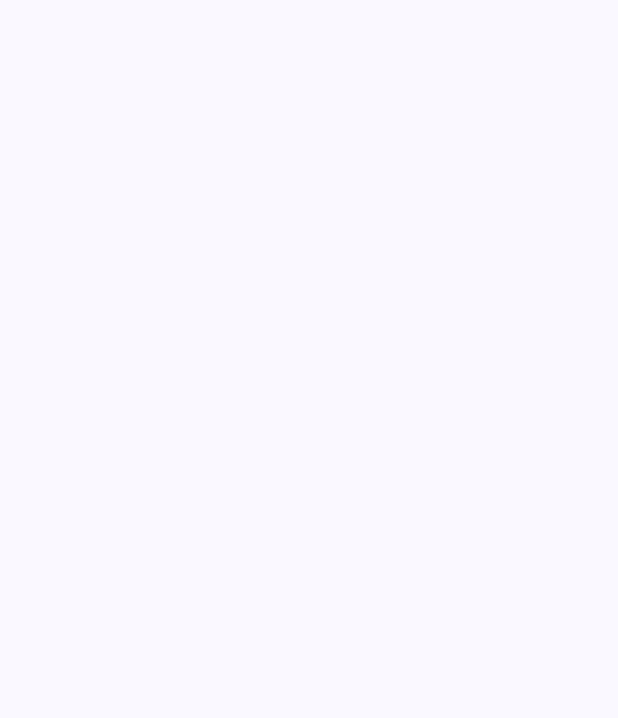
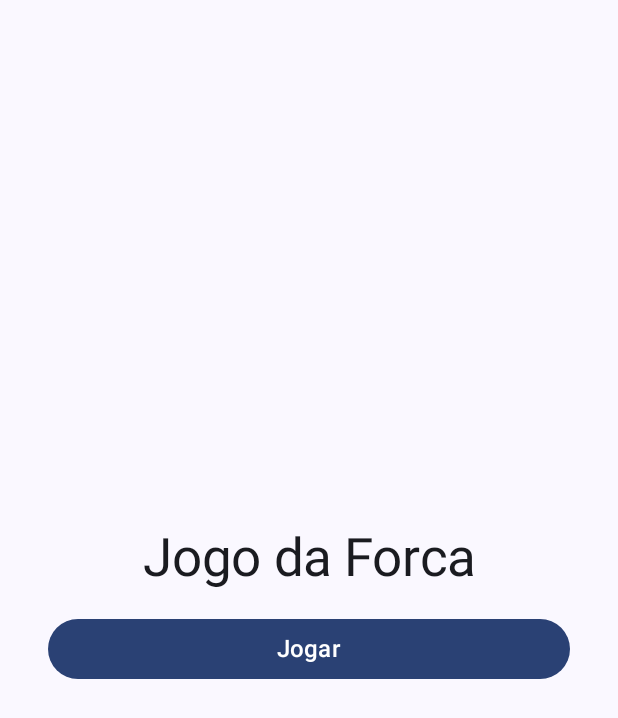
Before and after one commit to Geada99/JogoDaForca, an Android app built with Jetpack Compose: the screen it shows after launch (MainActivity), on a phone screen of 412 x 824 dp. Before the commit the part shown is empty. Shown: the top 718 px of the screen. Run offline under Robolectric (Android 15) with nearby library versions, the phone set to English and light mode, and no system bars.

```diff
--- a/app/build.gradle.kts
+++ b/app/build.gradle.kts
@@ -59,6 +59,8 @@ dependencies {
     implementation(libs.androidx.ui.graphics)
     implementation(libs.androidx.ui.tooling.preview)
     implementation(libs.androidx.material3)
+    implementation(libs.androidx.navigation.runtime.ktx)
+    implementation(libs.androidx.navigation.compose)
     testImplementation(libs.junit)
     androidTestImplementation(libs.androidx.junit)
     androidTestImplementation(libs.androidx.espresso.core)
--- a/app/src/main/java/com/example/jogodaforca/MainActivity.kt
+++ b/app/src/main/java/com/example/jogodaforca/MainActivity.kt
@@ -1,38 +1,37 @@
 package com.example.jogodaforca
 
 import android.os.Bundle
-import android.widget.ImageView
 import androidx.activity.ComponentActivity
 import androidx.activity.compose.setContent
-import androidx.compose.foundation.layout.fillMaxSize
-import androidx.compose.material3.MaterialTheme
-import androidx.compose.material3.Surface
-import androidx.compose.material3.Text
+import androidx.compose.foundation.layout.*
+import androidx.compose.foundation.rememberScrollState
+import androidx.compose.foundation.verticalScroll
+import androidx.compose.material3.*
 import androidx.compose.runtime.Composable
+import androidx.compose.ui.Alignment
 import androidx.compose.ui.Modifier
+import androidx.compose.ui.res.dimensionResource
+import androidx.compose.ui.res.stringResource
 import androidx.compose.ui.tooling.preview.Preview
+import androidx.compose.ui.unit.dp
+import androidx.compose.ui.unit.sp
+import androidx.navigation.NavController
+import androidx.navigation.compose.NavHost
+import androidx.navigation.compose.composable
+import androidx.navigation.compose.rememberNavController
 import com.example.jogodaforca.ui.theme.JogoDaForcaTheme
-import androidx.compose.foundation.background
-import androidx.compose.foundation.layout.Arrangement
-import androidx.compose.foundation.layout.Column
-import androidx.compose.foundation.layout.fillMaxWidth
-import androidx.compose.foundation.layout.padding
-import androidx.compose.foundation.layout.safeDrawingPadding
-import androidx.compose.foundation.layout.statusBarsPadding
-import androidx.compose.foundation.layout.wrapContentHeight
-import androidx.compose.foundation.rememberScrollState
-import androidx.compose.foundation.text.KeyboardActions
-import androidx.compose.foundation.text.KeyboardOptions
-import androidx.compose.foundation.verticalScroll
 
 class MainActivity : ComponentActivity() {
     override fun onCreate(savedInstanceState: Bundle?) {
         super.onCreate(savedInstanceState)
         setContent {
             JogoDaForcaTheme {
-                // A surface container using the 'background' color from the theme
                 Surface(modifier = Modifier.fillMaxSize(), color = MaterialTheme.colorScheme.background) {
-
+                    val navController = rememberNavController()
+                    NavHost(navController, startDestination = "home") {
+                        composable("home") { GameScreen(navController) }
+                        composable("game") { GameLayoutScreen() }
+                    }
                 }
             }
         }
@@ -40,15 +39,78 @@ class MainActivity : ComponentActivity() {
 }
 
 @Composable
-fun GameScreen() {
+fun GameScreen(navController: NavController) {
+    val mediumPadding = dimensionResource(R.dimen.padding_medium)
 
+    Column(
+        modifier = Modifier
+            .statusBarsPadding()
+            .verticalScroll(rememberScrollState())
+            .safeDrawingPadding()
+            .padding(mediumPadding),
+        verticalArrangement = Arrangement.Center,
+        horizontalAlignment = Alignment.CenterHorizontally
+    ) {
+        Text(
+            text = stringResource(R.string.app_name),
+            style = MaterialTheme.typography.titleLarge,
+            fontSize = 35.sp
+        )
+        Column(
+            modifier = Modifier
+                .fillMaxWidth()
+                .padding(mediumPadding),
+            verticalArrangement = Arrangement.spacedBy(mediumPadding),
+            horizontalAlignment = Alignment.CenterHorizontally
+        ) {
+            Button(
+                modifier = Modifier.fillMaxWidth(),
+                onClick = {
+                    navController.navigate("game")
+                }
+            ) {
+                Text(
+                    text = stringResource(R.string.play),
+                    fontSize = 16.sp
+                )
+            }
+        }
+    }
 }
 
 @Composable
-fun GameStatus(){
+fun GameLayoutScreen() {
+    val mediumPadding = dimensionResource(R.dimen.padding_medium)
 
+    Column(
+        modifier = Modifier
+            .fillMaxSize()
+            .padding(mediumPadding),
+        verticalArrangement = Arrangement.spacedBy(mediumPadding),
+        horizontalAlignment = Alignment.CenterHorizontally
+    ) {
+        GameLayout()
+    }
 }
+
 @Composable
 fun GameLayout(modifier: Modifier = Modifier) {
+    val mediumPadding = dimensionResource(R.dimen.padding_medium)
 
+    Column(
+        verticalArrangement = Arrangement.spacedBy(mediumPadding),
+        horizontalAlignment = Alignment.CenterHorizontally,
+        modifier = modifier.padding(mediumPadding)
+    ) {
+        Text("Game Layout")
+    }
 }
+
+@Preview(showBackground = true)
+@Composable
+fun GameScreenPreview() {
+    JogoDaForcaTheme {
+        val navController = rememberNavController()
+        GameScreen(navController)
+    }
+}
--- /dev/null
+++ b/app/src/main/res/values/dimens.xml
@@ -0,0 +1,4 @@
+<?xml version="1.0" encoding="utf-8"?>
+<resources>
+    <dimen name="padding_medium">16dp</dimen>
+</resources>
--- a/app/src/main/res/values/strings.xml
+++ b/app/src/main/res/values/strings.xml
@@ -1,3 +1,7 @@
 <resources>
     <string name="app_name">Jogo da Forca</string>
+    <string name="submit">Enviar</string>
+    <string name="play">Jogar</string>
+    <string name="skip">Pular</string>
+    <string name="score">Pontuação: %d</string>
 </resources>
--- a/gradle/libs.versions.toml
+++ b/gradle/libs.versions.toml
@@ -8,6 +8,8 @@ espressoCore = "3.5.1"
 lifecycleRuntimeKtx = "2.8.0"
 activityCompose = "1.9.0"
 composeBom = "2023.08.00"
+navigationRuntimeKtx = "2.7.7"
+navigationCompose = "2.7.7"
 
 [libraries]
 androidx-core-ktx = { group = "androidx.core", name = "core-ktx", version.ref = "coreKtx" }
@@ -24,6 +26,8 @@ androidx-ui-tooling-preview = { group = "androidx.compose.ui", name = "ui-toolin
 androidx-ui-test-manifest = { group = "androidx.compose.ui", name = "ui-test-manifest" }
 androidx-ui-test-junit4 = { group = "androidx.compose.ui", name = "ui-test-junit4" }
 androidx-material3 = { group = "androidx.compose.material3", name = "material3" }
+androidx-navigation-runtime-ktx = { group = "androidx.navigation", name = "navigation-runtime-ktx", version.ref = "navigationRuntimeKtx" }
+androidx-navigation-compose = { group = "androidx.navigation", name = "navigation-compose", version.ref = "navigationCompose" }
 
 [plugins]
 androidApplication = { id = "com.android.application", version.ref = "agp" }
```
